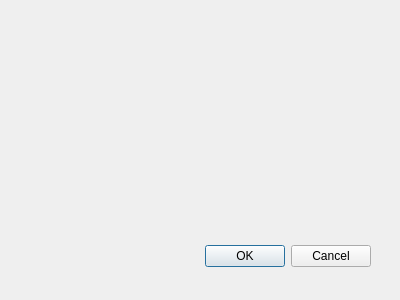
Above: src/cssettingsdialog.ui from bloguetronica/mcp2210-com before the change. Below: the same form after it.
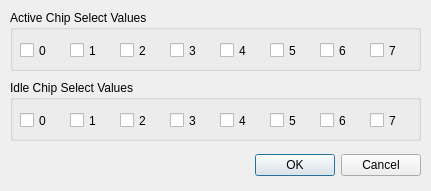
That is the form after the change. Icons and pictures are not drawn.

Patch:
```diff
--- a/src/cssettingsdialog.ui
+++ b/src/cssettingsdialog.ui
@@ -6,10 +6,22 @@
    <rect>
     <x>0</x>
     <y>0</y>
-    <width>400</width>
-    <height>300</height>
+    <width>431</width>
+    <height>191</height>
    </rect>
   </property>
+  <property name="minimumSize">
+   <size>
+    <width>431</width>
+    <height>191</height>
+   </size>
+  </property>
+  <property name="maximumSize">
+   <size>
+    <width>431</width>
+    <height>191</height>
+   </size>
+  </property>
   <property name="windowTitle">
    <string>CS Settings</string>
   </property>
@@ -30,10 +42,10 @@
   <widget class="QDialogButtonBox" name="buttonBox">
    <property name="geometry">
     <rect>
-     <x>30</x>
-     <y>240</y>
-     <width>341</width>
-     <height>32</height>
+     <x>10</x>
+     <y>150</y>
+     <width>411</width>
+     <height>31</height>
     </rect>
    </property>
    <property name="orientation">
@@ -43,6 +55,240 @@
     <set>QDialogButtonBox::Cancel|QDialogButtonBox::Ok</set>
    </property>
   </widget>
+  <widget class="QGroupBox" name="groupBoxActiveCSValues">
+   <property name="geometry">
+    <rect>
+     <x>10</x>
+     <y>10</y>
+     <width>411</width>
+     <height>61</height>
+    </rect>
+   </property>
+   <property name="title">
+    <string>Active Chip Select Values</string>
+   </property>
+   <widget class="QCheckBox" name="checkBoxActiveCS0">
+    <property name="geometry">
+     <rect>
+      <x>10</x>
+      <y>30</y>
+      <width>41</width>
+      <height>21</height>
+     </rect>
+    </property>
+    <property name="text">
+     <string>0</string>
+    </property>
+   </widget>
+   <widget class="QCheckBox" name="checkBoxActiveCS1">
+    <property name="geometry">
+     <rect>
+      <x>60</x>
+      <y>30</y>
+      <width>41</width>
+      <height>21</height>
+     </rect>
+    </property>
+    <property name="text">
+     <string>1</string>
+    </property>
+   </widget>
+   <widget class="QCheckBox" name="checkBoxActiveCS2">
+    <property name="geometry">
+     <rect>
+      <x>110</x>
+      <y>30</y>
+      <width>41</width>
+      <height>21</height>
+     </rect>
+    </property>
+    <property name="text">
+     <string>2</string>
+    </property>
+   </widget>
+   <widget class="QCheckBox" name="checkBoxActiveCS3">
+    <property name="geometry">
+     <rect>
+      <x>160</x>
+      <y>30</y>
+      <width>41</width>
+      <height>21</height>
+     </rect>
+    </property>
+    <property name="text">
+     <string>3</string>
+    </property>
+   </widget>
+   <widget class="QCheckBox" name="checkBoxActiveCS4">
+    <property name="geometry">
+     <rect>
+      <x>210</x>
+      <y>30</y>
+      <width>41</width>
+      <height>21</height>
+     </rect>
+    </property>
+    <property name="text">
+     <string>4</string>
+    </property>
+   </widget>
+   <widget class="QCheckBox" name="checkBoxActiveCS5">
+    <property name="geometry">
+     <rect>
+      <x>260</x>
+      <y>30</y>
+      <width>41</width>
+      <height>21</height>
+     </rect>
+    </property>
+    <property name="text">
+     <string>5</string>
+    </property>
+   </widget>
+   <widget class="QCheckBox" name="checkBoxActiveCS6">
+    <property name="geometry">
+     <rect>
+      <x>310</x>
+      <y>30</y>
+      <width>41</width>
+      <height>21</height>
+     </rect>
+    </property>
+    <property name="text">
+     <string>6</string>
+    </property>
+   </widget>
+   <widget class="QCheckBox" name="checkBoxActiveCS7">
+    <property name="geometry">
+     <rect>
+      <x>360</x>
+      <y>30</y>
+      <width>41</width>
+      <height>21</height>
+     </rect>
+    </property>
+    <property name="text">
+     <string>7</string>
+    </property>
+   </widget>
+  </widget>
+  <widget class="QGroupBox" name="groupBoxIdleCSValues">
+   <property name="geometry">
+    <rect>
+     <x>10</x>
+     <y>80</y>
+     <width>411</width>
+     <height>61</height>
+    </rect>
+   </property>
+   <property name="title">
+    <string>Idle Chip Select Values</string>
+   </property>
+   <widget class="QCheckBox" name="checkBoxIdleCS0">
+    <property name="geometry">
+     <rect>
+      <x>10</x>
+      <y>30</y>
+      <width>41</width>
+      <height>21</height>
+     </rect>
+    </property>
+    <property name="text">
+     <string>0</string>
+    </property>
+   </widget>
+   <widget class="QCheckBox" name="checkBoxIdleCS1">
+    <property name="geometry">
+     <rect>
+      <x>60</x>
+      <y>30</y>
+      <width>41</width>
+      <height>21</height>
+     </rect>
+    </property>
+    <property name="text">
+     <string>1</string>
+    </property>
+   </widget>
+   <widget class="QCheckBox" name="checkBoxIdleCS2">
+    <property name="geometry">
+     <rect>
+      <x>110</x>
+      <y>30</y>
+      <width>41</width>
+      <height>21</height>
+     </rect>
+    </property>
+    <property name="text">
+     <string>2</string>
+    </property>
+   </widget>
+   <widget class="QCheckBox" name="checkBoxIdleCS3">
+    <property name="geometry">
+     <rect>
+      <x>160</x>
+      <y>30</y>
+      <width>41</width>
+      <height>21</height>
+     </rect>
+    </property>
+    <property name="text">
+     <string>3</string>
+    </property>
+   </widget>
+   <widget class="QCheckBox" name="checkBoxIdleCS4">
+    <property name="geometry">
+     <rect>
+      <x>210</x>
+      <y>30</y>
+      <width>41</width>
+      <height>21</height>
+     </rect>
+    </property>
+    <property name="text">
+     <string>4</string>
+    </property>
+   </widget>
+   <widget class="QCheckBox" name="checkBoxIdleCS5">
+    <property name="geometry">
+     <rect>
+      <x>260</x>
+      <y>30</y>
+      <width>41</width>
+      <height>21</height>
+     </rect>
+    </property>
+    <property name="text">
+     <string>5</string>
+    </property>
+   </widget>
+   <widget class="QCheckBox" name="checkBoxIdleCS6">
+    <property name="geometry">
+     <rect>
+      <x>310</x>
+      <y>30</y>
+      <width>41</width>
+      <height>21</height>
+     </rect>
+    </property>
+    <property name="text">
+     <string>6</string>
+    </property>
+   </widget>
+   <widget class="QCheckBox" name="checkBoxIdleCS7">
+    <property name="geometry">
+     <rect>
+      <x>360</x>
+      <y>30</y>
+      <width>41</width>
+      <height>21</height>
+     </rect>
+    </property>
+    <property name="text">
+     <string>7</string>
+    </property>
+   </widget>
+  </widget>
  </widget>
  <resources>
   <include location="resources.qrc"/>
```
Left out of the diff: 36 changed lines with no effect on the pictures.
